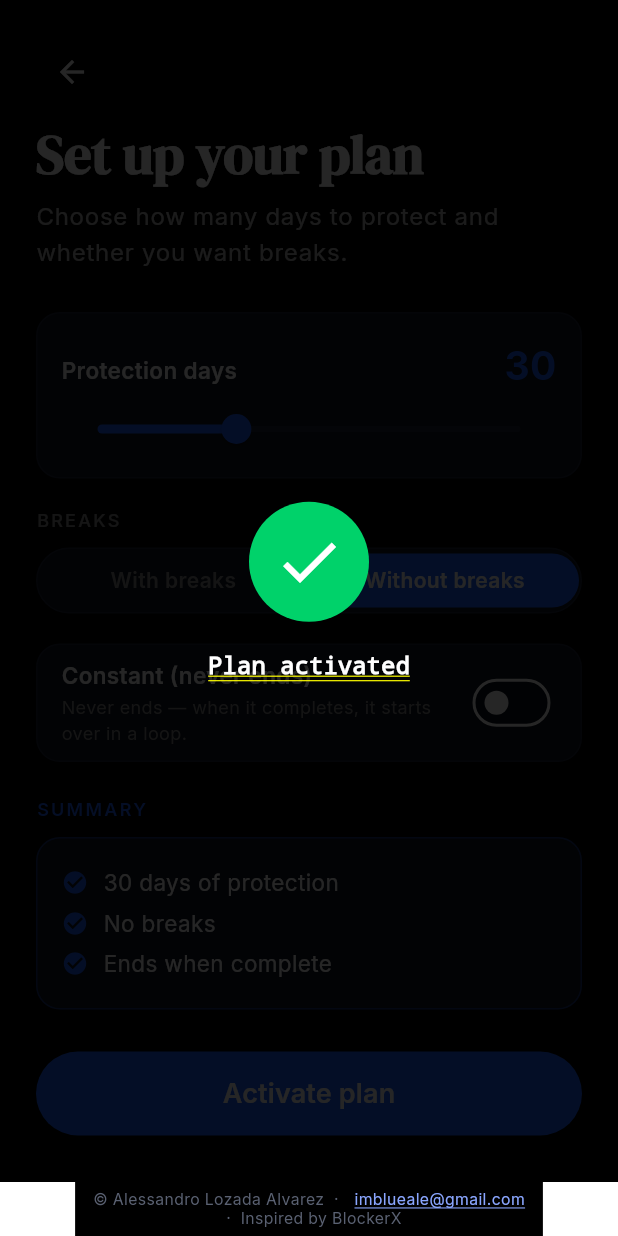
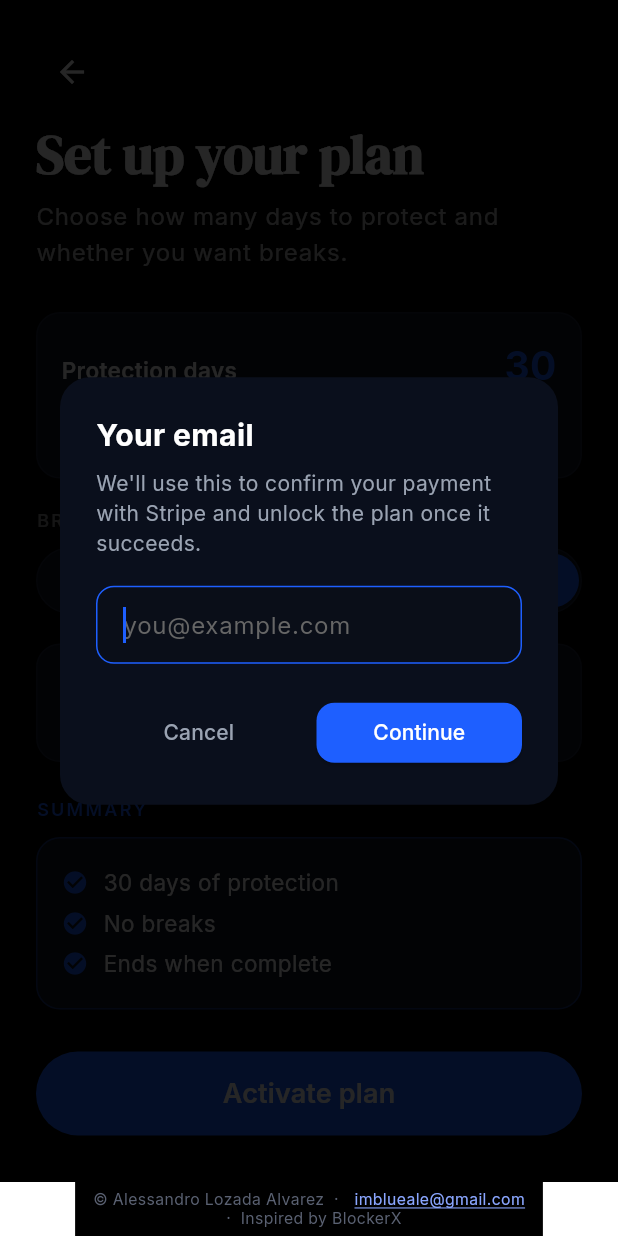
Before and after one commit to isuale/Unchained, a Flutter app: the MonthlySetupScreen screen opened by its route, after a tap on "With breaks", after a tap on "Without breaks", after a tap on "Activate plan", on a phone screen of 412 x 824 dp. Run offline on Flutter 3.47's test engine with Material 3 defaults, Android fonts, the phone set to English and light mode, and no system bars; our stand-ins replace app_links, drift, drift_flutter, fl_chart, flutter_animate, flutter_riverpod and 4 more; accounts and stored records are empty; generated files the repository leaves out were written again.

Commit message:
Gate paid plans behind real Stripe payment confirmation
Previously, tapping a paid plan opened Stripe checkout but activated the plan
immediately regardless of whether payment actually succeeded. Now, for any
plan with a real Payment Link configured (currently Monthly):

- Tapping the plan asks for an email (email_checkout_dialog.dart), pre-fills
  it into the Stripe checkout URL, and saves a PendingActivation (plan +
  commitment schedule + email) to the DB before opening the browser — this
  survives Android killing the app while checkout is open.
- Returning via the unchained://paid deep link (now listened for with
  app_links in main.dart, both live-stream and cold-start) routes to a new
  PaymentConfirmationScreen, which polls the backend's /v1/entitlement
  endpoint (EntitlementService) for up to ~30s.
- Only once the backend confirms the email is an active subscriber does the
  plan actually unlock, via the existing PlanActivationOverlay. If
  confirmation times out, the user can correct the email (in case it
  differed from what they entered on Stripe's page) and retry, or cancel.

Plans without a real Payment Link yet (AI, Forever) keep the old
immediate-activation demo behavior since there's no real checkout to gate on.

DB: BlockingSettings gains customerEmail + pendingActivationJson columns
(schemaVersion 13 -> 14, migration added). Adds http + app_links packages.

Co-Authored-By: Claude Opus 4.8 (1M context) <noreply@anthropic.com>

```diff
--- a/lib/core/router/app_router.dart
+++ b/lib/core/router/app_router.dart
@@ -12,6 +12,7 @@ import 'package:unchained/features/plans/presentation/forever_plan_screen.dart';
 import 'package:unchained/features/plans/presentation/free_trial_plan_screen.dart';
 import 'package:unchained/features/plans/presentation/monthly_plan_screen.dart';
 import 'package:unchained/features/plans/presentation/monthly_setup_screen.dart';
+import 'package:unchained/features/plans/presentation/payment_confirmation_screen.dart';
 import 'package:unchained/features/prayer/presentation/app_picker_screen.dart';
 import 'package:unchained/features/prayer/presentation/prayer_gate_screen.dart';
 import 'package:unchained/features/splash/presentation/splash_screen.dart';
@@ -61,6 +62,10 @@ final GoRouter appRouter = GoRouter(
       builder: (context, state) => const AllPlansScreen(),
     ),
     GoRoute(
+      path: '/plans/confirm',
+      builder: (context, state) => const PaymentConfirmationScreen(),
+    ),
+    GoRoute(
       path: '/terms',
       builder: (context, state) => TermsScreen(
         isGate: state.extra is bool ? state.extra as bool : true,
--- /dev/null
+++ b/lib/features/plans/domain/pending_activation.dart
@@ -0,0 +1,57 @@
+import 'dart:convert';
+
+import 'package:flutter/foundation.dart';
+import 'package:unchained/features/dashboard/domain/commitment.dart';
+import 'package:unchained/features/dashboard/providers/active_plan_provider.dart';
+
+/// The plan+schedule the user was trying to buy, captured right before they're
+/// sent to Stripe checkout and persisted to disk (see [BlockingSettingsRepository
+/// .setPendingActivation]) so it survives the app being backgrounded — or even
+/// killed by Android — while the browser is open. Read back once payment is
+/// confirmed via the `unchained://paid` deep link, then applied and cleared.
+@immutable
+class PendingActivation {
+  const PendingActivation({
+    required this.planId,
+    required this.plan,
+    required this.schedule,
+    required this.email,
+  });
+
+  /// The id used with Stripe/the backend: 'monthly' | 'ai_plan' | 'forever'.
+  final String planId;
+  final ActivePlan plan;
+  final CommitmentSchedule schedule;
+  final String email;
+
+  String toJson() => jsonEncode({
+        'planId': planId,
+        'plan': plan.name,
+        'commitmentMode': commitmentModeToString(schedule.mode),
+        'totalDays': schedule.totalDays,
+        'breakCount': schedule.breakCount,
+        'email': email,
+      });
+
+  static PendingActivation? fromJson(String? raw) {
+    if (raw == null || raw.isEmpty) return null;
+    try {
+      final map = jsonDecode(raw) as Map<String, dynamic>;
+      return PendingActivation(
+        planId: map['planId'] as String,
+        plan: activePlanFromString(map['plan'] as String) ??
+            ActivePlan.freeTrial,
+        schedule: CommitmentSchedule(
+          mode: commitmentModeFromString(map['commitmentMode'] as String?),
+          totalDays: map['totalDays'] as int? ?? 0,
+          breakCount: map['breakCount'] as int? ?? 0,
+        ),
+        email: map['email'] as String? ?? '',
+      );
+    } catch (_) {
+      // Corrupt/unrecognized JSON — treat as if nothing was pending rather
+      // than crash the app trying to resume a payment.
+      return null;
+    }
+  }
+}
--- a/lib/features/plans/domain/stripe_checkout.dart
+++ b/lib/features/plans/domain/stripe_checkout.dart
@@ -11,6 +11,11 @@ import 'package:url_launcher/url_launcher.dart';
 class StripeCheckout {
   StripeCheckout._();
 
+  /// The Cloudflare Worker backend that holds the Stripe secret key and
+  /// answers "is this email a paying subscriber?" — see ../../../../stripe-backend.
+  static const String backendBaseUrl =
+      'https://unchained-stripe-backend.doli-network.workers.dev';
+
   /// planId -> Stripe Payment Link URL. Fill these in from the Stripe Dashboard.
   static const Map<String, String> _links = {
     'monthly': 'https://buy.stripe.com/test_5kQ28q2Pn9i9eZI39V5kk00', // €5.99/mo
@@ -23,20 +28,30 @@ class StripeCheckout {
   /// filled, this is never used and can be removed.
   static const String _standIn = 'https://beunchained.app';
 
-  /// True once a real Payment Link has been configured for [planId].
+  /// True once a real Payment Link has been configured for [planId]. Only
+  /// plans with a real link go through payment gating (email prompt + waiting
+  /// for Stripe confirmation) — plans still on the stand-in have no real
+  /// checkout to confirm against, so they keep activating immediately.
   static bool hasRealLink(String planId) => (_links[planId] ?? '').isNotEmpty;
 
-  /// The URL to open for [planId] — the real Payment Link if set, otherwise the
-  /// stand-in so the redirect is still demonstrable.
-  static String urlFor(String planId) {
+  /// The URL to open for [planId] — the real Payment Link (with the buyer's
+  /// email pre-filled so the app can look them up after payment) if
+  /// configured, otherwise the stand-in so the redirect is still demonstrable.
+  static String urlFor(String planId, {String? email}) {
     final configured = _links[planId] ?? '';
-    return configured.isNotEmpty ? configured : _standIn;
+    if (configured.isEmpty) return _standIn;
+    if (email == null || email.isEmpty) return configured;
+    final uri = Uri.parse(configured);
+    return uri.replace(queryParameters: {
+      ...uri.queryParameters,
+      'prefilled_email': email,
+    }).toString();
   }
 
   /// Opens the plan's checkout page in an external browser.
   /// Returns true if the page was launched.
-  static Future<bool> open(String planId) async {
-    final uri = Uri.parse(urlFor(planId));
+  static Future<bool> open(String planId, {String? email}) async {
+    final uri = Uri.parse(urlFor(planId, email: email));
     return launchUrl(uri, mode: LaunchMode.externalApplication);
   }
 }
--- a/lib/features/plans/presentation/monthly_setup_screen.dart
+++ b/lib/features/plans/presentation/monthly_setup_screen.dart
@@ -4,8 +4,7 @@ import 'package:go_router/go_router.dart';
 import 'package:unchained/features/dashboard/domain/commitment.dart';
 import 'package:unchained/features/dashboard/providers/active_plan_provider.dart';
 import 'package:unchained/features/dashboard/widgets/pill_selector.dart';
-import 'package:unchained/features/dashboard/widgets/plan_activation_overlay.dart';
-import 'package:unchained/features/plans/domain/stripe_checkout.dart';
+import 'package:unchained/features/plans/presentation/widgets/plan_checkout_flow.dart';
 import 'package:unchained/features/plans/presentation/widgets/schedule_summary.dart';
 import 'package:unchained/l10n/app_localizations.dart';
 
@@ -180,16 +179,13 @@ class _MonthlySetupScreenState extends ConsumerState<MonthlySetupScreen> {
                       borderRadius: BorderRadius.circular(28),
                     ),
                   ),
-                  onPressed: () async {
-                    await StripeCheckout.open('monthly');
-                    if (!context.mounted) return;
-                    await PlanActivationOverlay.show(
-                      context: context,
-                      ref: ref,
-                      plan: ActivePlan.monthly,
-                      schedule: _schedule,
-                    );
-                  },
+                  onPressed: () => PlanCheckoutFlow.start(
+                    context: context,
+                    ref: ref,
+                    planId: 'monthly',
+                    plan: ActivePlan.monthly,
+                    schedule: _schedule,
+                  ),
                   child: Text(
                     l.monthly_setup_activate,
                     style: const TextStyle(
--- /dev/null
+++ b/lib/features/plans/presentation/widgets/email_checkout_dialog.dart
@@ -0,0 +1,127 @@
+import 'package:flutter/material.dart';
+
+const _accent = Color(0xFF1E5FFF);
+
+/// Asks for the email that will be used both to pre-fill Stripe's checkout
+/// page and to look up the subscription afterwards. Returns the entered email,
+/// or null if the user cancelled.
+Future<String?> showEmailCheckoutDialog(
+  BuildContext context, {
+  String? initialEmail,
+}) {
+  return showDialog<String>(
+    context: context,
+    barrierColor: Colors.black.withValues(alpha: 0.85),
+    builder: (_) => _EmailCheckoutDialog(initialEmail: initialEmail),
+  );
+}
+
+class _EmailCheckoutDialog extends StatefulWidget {
+  const _EmailCheckoutDialog({this.initialEmail});
+  final String? initialEmail;
+
+  @override
+  State<_EmailCheckoutDialog> createState() => _EmailCheckoutDialogState();
+}
+
+class _EmailCheckoutDialogState extends State<_EmailCheckoutDialog> {
+  late final TextEditingController _controller =
+      TextEditingController(text: widget.initialEmail ?? '');
+  String? _error;
+
+  bool _looksLikeEmail(String value) =>
+      RegExp(r'^[^@\s]+@[^@\s]+\.[^@\s]+$').hasMatch(value);
+
+  void _submit() {
+    final email = _controller.text.trim();
+    if (!_looksLikeEmail(email)) {
+      setState(() => _error = 'Enter a valid email address.');
+      return;
+    }
+    Navigator.of(context).pop(email);
+  }
+
+  @override
+  Widget build(BuildContext context) {
+    return Dialog(
+      backgroundColor: const Color(0xFF0A0F1C),
+      shape: RoundedRectangleBorder(borderRadius: BorderRadius.circular(20)),
+      child: Padding(
+        padding: const EdgeInsets.all(24),
+        child: Column(
+          mainAxisSize: MainAxisSize.min,
+          crossAxisAlignment: CrossAxisAlignment.start,
+          children: [
+            const Text(
+              'Your email',
+              style: TextStyle(
+                color: Colors.white,
+                fontSize: 20,
+                fontWeight: FontWeight.bold,
+              ),
+            ),
+            const SizedBox(height: 8),
+            const Text(
+              "We'll use this to confirm your payment with Stripe and unlock "
+              'the plan once it succeeds.',
+              style: TextStyle(color: Color(0xFF9AA3B2), height: 1.4),
+            ),
+            const SizedBox(height: 18),
+            TextField(
+              controller: _controller,
+              autofocus: true,
+              autocorrect: false,
+              keyboardType: TextInputType.emailAddress,
+              textInputAction: TextInputAction.done,
+              onSubmitted: (_) => _submit(),
+              style: const TextStyle(color: Colors.white),
+              decoration: InputDecoration(
+                hintText: 'you@example.com',
+                hintStyle: const TextStyle(color: Color(0xFF666666)),
+                errorText: _error,
+                filled: true,
+                fillColor: const Color(0xFF0A0E18),
+                contentPadding:
+                    const EdgeInsets.symmetric(horizontal: 14, vertical: 14),
+                enabledBorder: OutlineInputBorder(
+                  borderRadius: BorderRadius.circular(12),
+                  borderSide: const BorderSide(color: Color(0xFF1C2233)),
+                ),
+                focusedBorder: OutlineInputBorder(
+                  borderRadius: BorderRadius.circular(12),
+                  borderSide: const BorderSide(color: _accent),
+                ),
+              ),
+            ),
+            const SizedBox(height: 22),
+            Row(
+              children: [
+                Expanded(
+                  child: TextButton(
+                    onPressed: () => Navigator.of(context).pop(),
+                    child: const Text('Cancel',
+                        style: TextStyle(color: Color(0xFF9AA3B2))),
+                  ),
+                ),
+                const SizedBox(width: 10),
+                Expanded(
+                  child: ElevatedButton(
+                    onPressed: _submit,
+                    style: ElevatedButton.styleFrom(
+                      backgroundColor: _accent,
+                      foregroundColor: Colors.white,
+                      shape: RoundedRectangleBorder(
+                        borderRadius: BorderRadius.circular(12),
+                      ),
+                    ),
+                    child: const Text('Continue'),
+                  ),
+                ),
+              ],
+            ),
+          ],
+        ),
+      ),
+    );
+  }
+}
--- /dev/null
+++ b/lib/features/plans/presentation/widgets/plan_checkout_flow.dart
@@ -0,0 +1,64 @@
+import 'package:flutter/material.dart';
+import 'package:flutter_riverpod/flutter_riverpod.dart';
+import 'package:unchained/features/dashboard/data/blocking_settings_repository.dart';
+import 'package:unchained/features/dashboard/domain/commitment.dart';
+import 'package:unchained/features/dashboard/providers/active_plan_provider.dart';
+import 'package:unchained/features/dashboard/widgets/plan_activation_overlay.dart';
+import 'package:unchained/features/plans/domain/pending_activation.dart';
+import 'package:unchained/features/plans/domain/stripe_checkout.dart';
+import 'package:unchained/features/plans/presentation/widgets/email_checkout_dialog.dart';
+
+/// What happens when the user taps a paid plan's CTA.
+///
+/// Once a plan's real Stripe Payment Link is configured, this gates
+/// activation behind actual payment: it asks for an email, remembers what
+/// the user is trying to buy ([PendingActivation]), sends them to Stripe, and
+/// stops there — the plan is only unlocked later, when the app returns via
+/// the unchained://paid deep link and the backend confirms the payment (see
+/// PaymentConfirmationScreen).
+///
+/// A plan still on the beunchained.app stand-in (no real link yet) has no
+/// real checkout to confirm against, so it keeps the old demo behavior of
+/// activating immediately after opening the browser.
+class PlanCheckoutFlow {
+  PlanCheckoutFlow._();
+
+  static Future<void> start({
+    required BuildContext context,
+    required WidgetRef ref,
+    required String planId,
+    required ActivePlan plan,
+    required CommitmentSchedule schedule,
+  }) async {
+    if (!StripeCheckout.hasRealLink(planId)) {
+      await StripeCheckout.open(planId);
+      if (!context.mounted) return;
+      await PlanActivationOverlay.show(
+        context: context,
+        ref: ref,
+        plan: plan,
+        schedule: schedule,
+      );
+      return;
+    }
+
+    final repo = ref.read(blockingSettingsRepositoryProvider);
+    final settings = await repo.getSettings();
+    if (!context.mounted) return;
+    final email = await showEmailCheckoutDialog(
+      context,
+      initialEmail: settings?.customerEmail,
+    );
+    if (email == null) return; // user cancelled
+
+    final pending = PendingActivation(
+      planId: planId,
+      plan: plan,
+      schedule: schedule,
+      email: email,
+    );
+    await repo.setCustomerEmail(email);
+    await repo.setPendingActivation(pending.toJson());
+    await StripeCheckout.open(planId, email: email);
+  }
+}
--- a/lib/main.dart
+++ b/lib/main.dart
@@ -1,3 +1,4 @@
+import 'package:app_links/app_links.dart';
 import 'package:flutter/material.dart';
 import 'package:flutter_riverpod/flutter_riverpod.dart';
 import 'package:google_fonts/google_fonts.dart';
@@ -11,6 +12,23 @@ import 'package:unchained/shared/app_credits.dart';
 
 void main() {
   WidgetsFlutterBinding.ensureInitialized();
+  // Stripe checkout returns here via the unchained://paid deep link (see
+  // AndroidManifest.xml's intent-filter on MainActivity). Both the live
+  // stream (app already running/backgrounded) and the initial link (Android
+  // killed the app while the browser was open, so this is a cold start) route
+  // to the same confirmation screen, which polls the backend for payment
+  // confirmation before unlocking anything.
+  final appLinks = AppLinks();
+  appLinks.uriLinkStream.listen((uri) {
+    if (uri.scheme == 'unchained' && uri.host == 'paid') {
+      appRouter.go('/plans/confirm');
+    }
+  });
+  appLinks.getInitialLink().then((uri) {
+    if (uri != null && uri.scheme == 'unchained' && uri.host == 'paid') {
+      appRouter.go('/plans/confirm');
+    }
+  });
   // When the native watchdog catches an uninstall / force-stop attempt it asks us
   // to throw up the scripture lock over whatever route is showing. Flag it active
   // *before* navigating so the owner-credit footer is gone on the lock's very first
--- a/pubspec.yaml
+++ b/pubspec.yaml
@@ -48,6 +48,8 @@ dependencies:
   url_launcher: ^6.3.1
   wakelock_plus: ^1.2.8
   fl_chart: ^1.1.0
+  http: ^1.2.2
+  app_links: ^6.3.3
 
 dev_dependencies:
   flutter_test:
```
Also changed, not shown: lib/core/database/app_database.dart (+21 -1 lines), lib/features/dashboard/data/blocking_settings_repository.dart (+23 -0 lines), lib/features/plans/domain/entitlement_service.dart (added, +38 -0 lines), lib/features/plans/presentation/ai_plan_screen.dart (+8 -12 lines), lib/features/plans/presentation/forever_plan_screen.dart (+8 -13 lines), lib/features/plans/presentation/payment_confirmation_screen.dart (added, +284 -0 lines), lib/core/database/app_database.g.dart, pubspec.lock.
